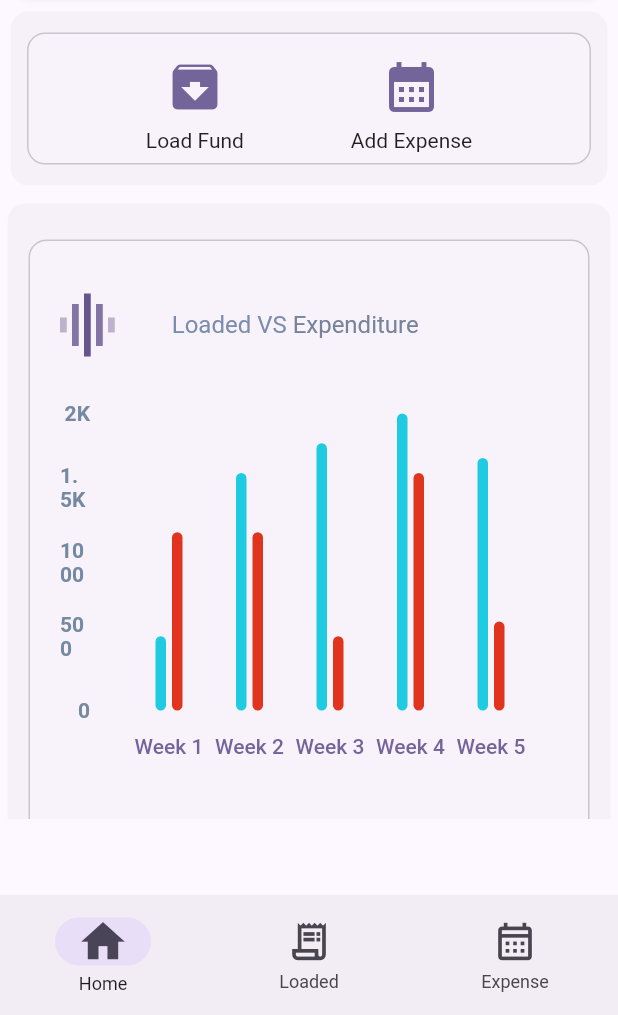
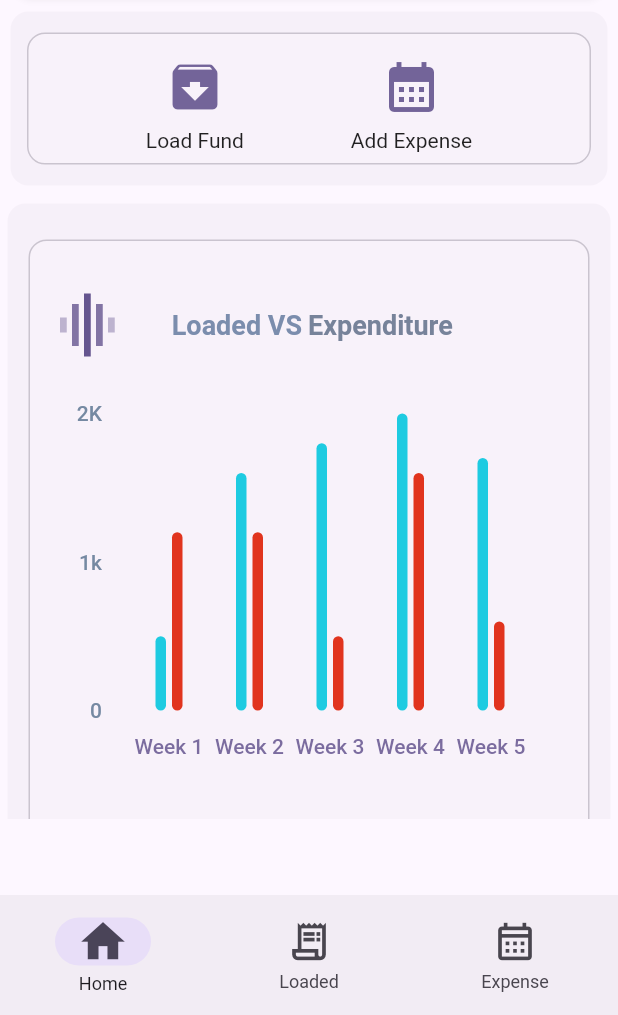
Before and after one commit to ArunChapagain/Khata_app, a Flutter app: the screen it shows after launch, on a phone screen of 412 x 824 dp, the part 221-1236 px from its top. Run offline on Flutter 3.47's test engine with Material 2 defaults, Android fonts, the phone set to English and light mode, and no system bars; drawn by our look-alikes of fl_chart; our stand-ins replace flutter_spinkit.

Commit message:
got updraded

```diff
--- a/lib/Screen/home_screen.dart
+++ b/lib/Screen/home_screen.dart
@@ -6,12 +6,13 @@ import 'package:khata_app/widget/bar_graph.dart';
 
 class HomeScreen extends StatelessWidget {
   static const routeName = 'home';
-  const HomeScreen({super.key});
-  // final GlobalKey<ScaffoldState> scaffoldkey = GlobalKey<ScaffoldState>();
+  const HomeScreen({required this.scaffoldkey,super.key});
+  final GlobalKey<ScaffoldState> scaffoldkey;
 
   @override
   Widget build(BuildContext context) {
     return Scaffold(
+      key: scaffoldkey,
       body: Container(
         color: Theme.of(context).colorScheme.surface,
         child: Column(
--- a/lib/main.dart
+++ b/lib/main.dart
@@ -21,13 +21,16 @@ class MyApp extends StatefulWidget {
 }
 
 class _MyAppState extends State<MyApp> {
+  final GlobalKey<ScaffoldState> scaffoldKey = GlobalKey<ScaffoldState>();
   ThemeMode themeMode = ThemeMode.system;
   int index = 0;
   List screen = [];
   @override
   void didChangeDependencies() {
     screen = [
-      const HomeScreen(),
+      HomeScreen(
+        scaffoldkey: scaffoldKey,
+      ),
       const LoadedStatementScreen(),
       const ExpenseStatementScreen()
     ];
@@ -115,6 +118,7 @@ class _MyAppState extends State<MyApp> {
             useMaterial3: true,
             brightness: Brightness.dark),
         home: Scaffold(
+          // key: ,
           appBar: AppBar(
             title: const Text('Khata App'),
             actions: [
@@ -174,9 +178,11 @@ class _MyAppState extends State<MyApp> {
           ),
         ),
         routes: {
-          HomeScreen.routeName: (ctx) => const HomeScreen(),
+          HomeScreen.routeName: (ctx) => HomeScreen(
+                scaffoldkey: scaffoldKey,
+              ),
           LoadFundScreen.routeName: (ctx) => LoadFundScreen(),
-          AddExpenseScreen.routeName: (ctx) =>  AddExpenseScreen(),
+          AddExpenseScreen.routeName: (ctx) => AddExpenseScreen(),
         },
 
         //  HomeScreen(
--- a/lib/widget/bar_graph.dart
+++ b/lib/widget/bar_graph.dart
@@ -70,14 +70,17 @@ class BarChartSample2State extends State<BarChartSample2> {
                         const Text('Loaded VS',
                             style: TextStyle(
                                 color: Color.fromARGB(255, 123, 141, 173),
-                                fontSize: 16)),
+                                fontSize: 18,
+                                fontWeight: FontWeight.w700)),
                         const SizedBox(
                           width: 4,
                         ),
                         const Text(
                           'Expenditure',
-                          style:
-                              TextStyle(color: Color(0xff77839a), fontSize: 16),
+                          style: TextStyle(
+                              color: Color(0xff77839a),
+                              fontSize: 18,
+                              fontWeight: FontWeight.w700),
                         ),
                       ],
                     ),
@@ -85,6 +88,8 @@ class BarChartSample2State extends State<BarChartSample2> {
                       height: 38,
                     ),
                     Expanded(
+                      child: Container(
+                        alignment: Alignment.centerRight,
                         child: BarChart(
                           BarChartData(
                             maxY: 20,
@@ -127,7 +132,8 @@ class BarChartSample2State extends State<BarChartSample2> {
                                     showingBarGroups[touchedGroupIndex] =
                                         showingBarGroups[touchedGroupIndex]
                                             .copyWith(
-                                    barRods: showingBarGroups[touchedGroupIndex]
+                                      barRods:
+                                          showingBarGroups[touchedGroupIndex]
                                               .barRods
                                               .map((rod) {
                                         return rod.copyWith(
@@ -170,6 +176,7 @@ class BarChartSample2State extends State<BarChartSample2> {
                           ),
                         ),
                       ),
+                    ),
                     const SizedBox(
                       height: 12,
                     ),
@@ -184,18 +191,14 @@ class BarChartSample2State extends State<BarChartSample2> {
   Widget leftTitles(double value, TitleMeta meta) {
     const style = TextStyle(
       color: Color(0xff7589a2),
-      fontWeight: FontWeight.bold,
+      fontWeight: FontWeight.w500,
       fontSize: 14,
     );
     String text;
     if (value == 0) {
       text = '0';
-    } else if (value == 5) {
-      text = '500';
     } else if (value == 10) {
-      text = '1000';
-    } else if (value == 15) {
-      text = '1.5K';
+      text = '1k';
     } else if (value == 20) {
       text = '2K';
     } else {
@@ -203,7 +206,7 @@ class BarChartSample2State extends State<BarChartSample2> {
     }
     return SideTitleWidget(
       axisSide: meta.axisSide,
-      space: 8,
+      space: 0,
       child: Text(text, style: style),
     );
   }
@@ -214,7 +217,7 @@ class BarChartSample2State extends State<BarChartSample2> {
     final Widget text = Text(
       titles[value.toInt()],
       style: TextStyle(
-        color: Theme.of(context).colorScheme.surfaceTint.withOpacity(.9),
+        color: Theme.of(context).colorScheme.surfaceTint.withOpacity(.85),
         fontWeight: FontWeight.w500,
         fontSize: 14,
       ),
```
Also changed, not shown: pubspec.lock, 1 other file. Lines whose indentation alone changed are shown as unchanged.
